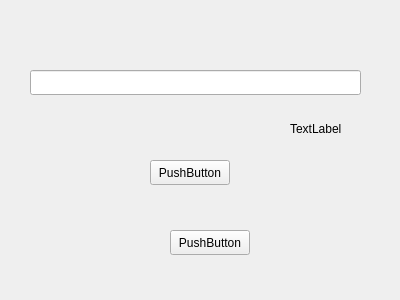
Qt form testform.ui (Qv2ray/QJsonStruct) before a commit.
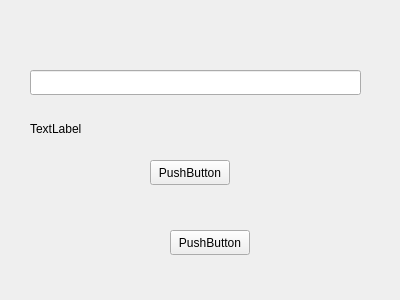
The same form after that commit.

What changed in the file:
```diff
--- a/testform.ui
+++ b/testform.ui
@@ -52,9 +52,9 @@
   <widget class="QLabel" name="label">
    <property name="geometry">
     <rect>
-     <x>290</x>
+     <x>30</x>
      <y>120</y>
-     <width>55</width>
+     <width>431</width>
      <height>17</height>
     </rect>
    </property>
```
